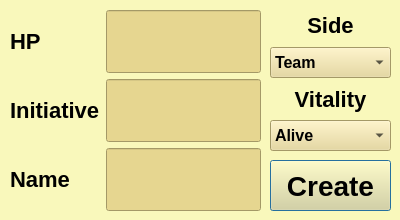
The window that src/CombatantDialog/combatantdialog.ui (lazaropo/2EManager) describes before a commit, drawn with Qt 5.
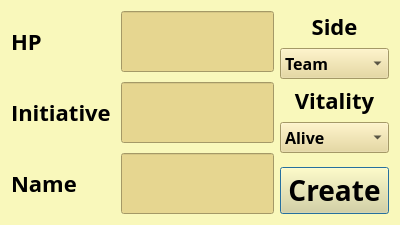
The same window after the commit.

Diff of the .ui file:
```diff
--- a/src/CombatantDialog/combatantdialog.ui
+++ b/src/CombatantDialog/combatantdialog.ui
@@ -50,132 +50,20 @@
 background-color: rgb(230,214,144);
 }</string>
   </property>
-  <widget class="QPushButton" name="pushButton_finish">
-   <property name="geometry">
-    <rect>
-     <x>270</x>
-     <y>160</y>
-     <width>121</width>
-     <height>51</height>
-    </rect>
-   </property>
-   <property name="text">
-    <string>Create</string>
-   </property>
-  </widget>
-  <widget class="QWidget" name="layoutWidget">
-   <property name="geometry">
-    <rect>
-     <x>270</x>
-     <y>10</y>
-     <width>121</width>
-     <height>141</height>
-    </rect>
-   </property>
-   <layout class="QVBoxLayout" name="verticalLayout_2">
-    <item>
-     <widget class="QLabel" name="label_side">
-      <property name="font">
-       <font>
-        <family>Ubuntu</family>
-        <pointsize>-1</pointsize>
-        <italic>false</italic>
-        <bold>true</bold>
-       </font>
-      </property>
-      <property name="text">
-       <string>Side</string>
-      </property>
-      <property name="alignment">
-       <set>Qt::AlignCenter</set>
-      </property>
-     </widget>
-    </item>
-    <item>
-     <widget class="QComboBox" name="comboBox_side">
-      <property name="sizePolicy">
-       <sizepolicy hsizetype="Preferred" vsizetype="Preferred">
-        <horstretch>0</horstretch>
-        <verstretch>0</verstretch>
-       </sizepolicy>
-      </property>
-      <item>
-       <property name="text">
-        <string>Team</string>
-       </property>
-      </item>
-      <item>
-       <property name="text">
-        <string>Eneamy</string>
-       </property>
-      </item>
-      <item>
-       <property name="text">
-        <string>Other</string>
-       </property>
-      </item>
-     </widget>
-    </item>
-    <item>
-     <widget class="QLabel" name="label_vitality">
-      <property name="font">
-       <font>
-        <family>Ubuntu</family>
-        <pointsize>-1</pointsize>
-        <italic>false</italic>
-        <bold>true</bold>
-       </font>
-      </property>
-      <property name="text">
-       <string>Vitality</string>
-      </property>
-      <property name="alignment">
-       <set>Qt::AlignCenter</set>
-      </property>
-     </widget>
-    </item>
-    <item>
-     <widget class="QComboBox" name="comboBox_vitality">
-      <property name="sizePolicy">
-       <sizepolicy hsizetype="Preferred" vsizetype="Preferred">
-        <horstretch>0</horstretch>
-        <verstretch>0</verstretch>
-       </sizepolicy>
-      </property>
-      <item>
-       <property name="text">
-        <string>Alive</string>
-       </property>
-      </item>
-      <item>
-       <property name="text">
-        <string>Dead</string>
-       </property>
-      </item>
-      <item>
-       <property name="text">
-        <string>Construct</string>
-       </property>
-      </item>
-     </widget>
-    </item>
-   </layout>
-  </widget>
-  <widget class="QWidget" name="layoutWidget">
-   <property name="geometry">
-    <rect>
-     <x>10</x>
-     <y>10</y>
-     <width>251</width>
-     <height>201</height>
-    </rect>
-   </property>
+  <layout class="QGridLayout" name="gridLayout">
+   <item row="0" column="0">
    <layout class="QFormLayout" name="formLayout">
     <property name="labelAlignment">
      <set>Qt::AlignLeading|Qt::AlignLeft|Qt::AlignVCenter</set>
     </property>
     <property name="formAlignment">
-     <set>Qt::AlignLeading|Qt::AlignLeft|Qt::AlignVCenter</set>
+      <set>Qt::AlignmentFlag::AlignLeading|Qt::AlignmentFlag::AlignLeft|Qt::AlignmentFlag::AlignVCenter</set>
+     </property>
+     <property name="horizontalSpacing">
+      <number>10</number>
+     </property>
+     <property name="verticalSpacing">
+      <number>10</number>
     </property>
     <item row="0" column="0">
      <widget class="QLabel" name="label_hp">
@@ -187,6 +75,7 @@
       </property>
       <property name="font">
        <font>
+         <family>Open Sans</family>
         <pointsize>-1</pointsize>
         <italic>false</italic>
         <bold>true</bold>
@@ -230,6 +119,7 @@
       </property>
       <property name="font">
        <font>
+         <family>Open Sans</family>
         <pointsize>-1</pointsize>
         <italic>false</italic>
         <bold>true</bold>
@@ -263,6 +153,7 @@
       </property>
       <property name="font">
        <font>
+         <family>Open Sans</family>
         <pointsize>-1</pointsize>
         <italic>false</italic>
         <bold>true</bold>
@@ -277,7 +168,151 @@
      </widget>
     </item>
    </layout>
-  </widget>
+   </item>
+   <item row="0" column="1">
+    <layout class="QVBoxLayout" name="verticalLayout_2">
+     <item>
+      <widget class="QLabel" name="label_side">
+       <property name="font">
+        <font>
+         <family>Open Sans</family>
+         <pointsize>-1</pointsize>
+         <italic>false</italic>
+         <bold>true</bold>
+        </font>
+       </property>
+       <property name="text">
+        <string>Side</string>
+       </property>
+       <property name="alignment">
+        <set>Qt::AlignmentFlag::AlignCenter</set>
+       </property>
+      </widget>
+     </item>
+     <item>
+      <widget class="QComboBox" name="comboBox_side">
+       <property name="sizePolicy">
+        <sizepolicy hsizetype="MinimumExpanding" vsizetype="Preferred">
+         <horstretch>0</horstretch>
+         <verstretch>0</verstretch>
+        </sizepolicy>
+       </property>
+       <property name="font">
+        <font>
+         <family>Open Sans</family>
+         <pointsize>-1</pointsize>
+         <italic>false</italic>
+         <bold>true</bold>
+        </font>
+       </property>
+       <item>
+        <property name="text">
+         <string>Team</string>
+        </property>
+       </item>
+       <item>
+        <property name="text">
+         <string>Eneamy</string>
+        </property>
+       </item>
+       <item>
+        <property name="text">
+         <string>Other</string>
+        </property>
+       </item>
+      </widget>
+     </item>
+     <item>
+      <widget class="QLabel" name="label_vitality">
+       <property name="font">
+        <font>
+         <family>Open Sans</family>
+         <pointsize>-1</pointsize>
+         <italic>false</italic>
+         <bold>true</bold>
+        </font>
+       </property>
+       <property name="text">
+        <string>Vitality</string>
+       </property>
+       <property name="alignment">
+        <set>Qt::AlignmentFlag::AlignCenter</set>
+       </property>
+      </widget>
+     </item>
+     <item>
+      <widget class="QComboBox" name="comboBox_vitality">
+       <property name="sizePolicy">
+        <sizepolicy hsizetype="MinimumExpanding" vsizetype="Preferred">
+         <horstretch>0</horstretch>
+         <verstretch>0</verstretch>
+        </sizepolicy>
+       </property>
+       <property name="font">
+        <font>
+         <family>Open Sans</family>
+         <pointsize>-1</pointsize>
+         <italic>false</italic>
+         <bold>true</bold>
+        </font>
+       </property>
+       <item>
+        <property name="text">
+         <string>Alive</string>
+        </property>
+       </item>
+       <item>
+        <property name="text">
+         <string>Dead</string>
+        </property>
+       </item>
+       <item>
+        <property name="text">
+         <string>Construct</string>
+        </property>
+       </item>
+      </widget>
+     </item>
+     <item>
+      <spacer name="verticalSpacer">
+       <property name="orientation">
+        <enum>Qt::Orientation::Vertical</enum>
+       </property>
+       <property name="sizeType">
+        <enum>QSizePolicy::Policy::Minimum</enum>
+       </property>
+       <property name="sizeHint" stdset="0">
+        <size>
+         <width>20</width>
+         <height>8</height>
+        </size>
+       </property>
+      </spacer>
+     </item>
+     <item>
+      <widget class="QPushButton" name="pushButton_finish">
+       <property name="sizePolicy">
+        <sizepolicy hsizetype="MinimumExpanding" vsizetype="Fixed">
+         <horstretch>0</horstretch>
+         <verstretch>0</verstretch>
+        </sizepolicy>
+       </property>
+       <property name="font">
+        <font>
+         <family>Open Sans</family>
+         <pointsize>-1</pointsize>
+         <italic>false</italic>
+         <bold>true</bold>
+        </font>
+       </property>
+       <property name="text">
+        <string>Create</string>
+       </property>
+      </widget>
+     </item>
+    </layout>
+   </item>
+  </layout>
  </widget>
  <resources/>
  <connections/>
```
Left out of the diff: 8 changed lines with no effect on the pictures. Lines whose indentation alone changed are shown as unchanged.
